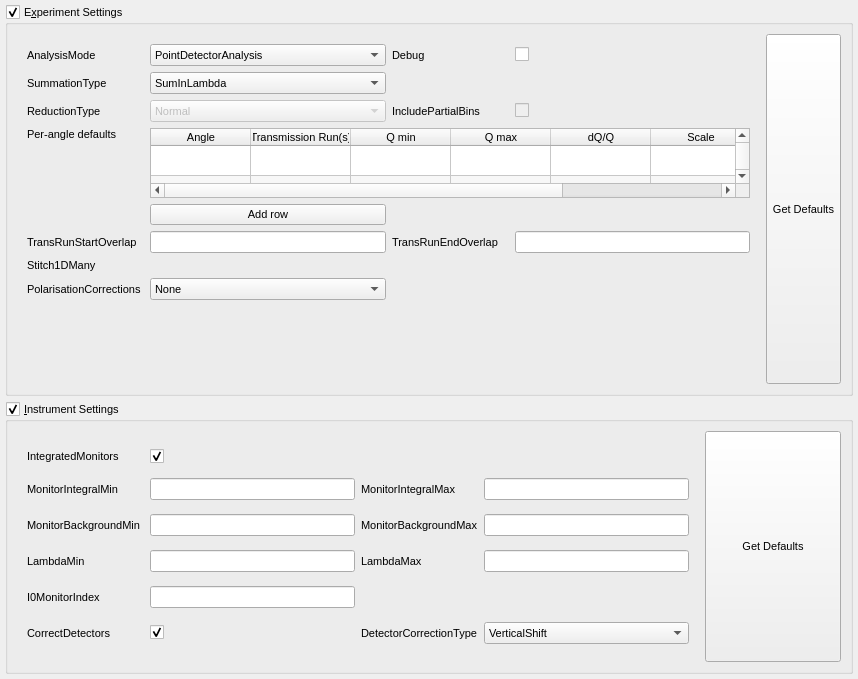
Before: the Qt Designer form qt/scientific_interfaces/ISISReflectometry/ReflSettingsWidget.ui in mantidproject/mantid, drawn with Qt 5.
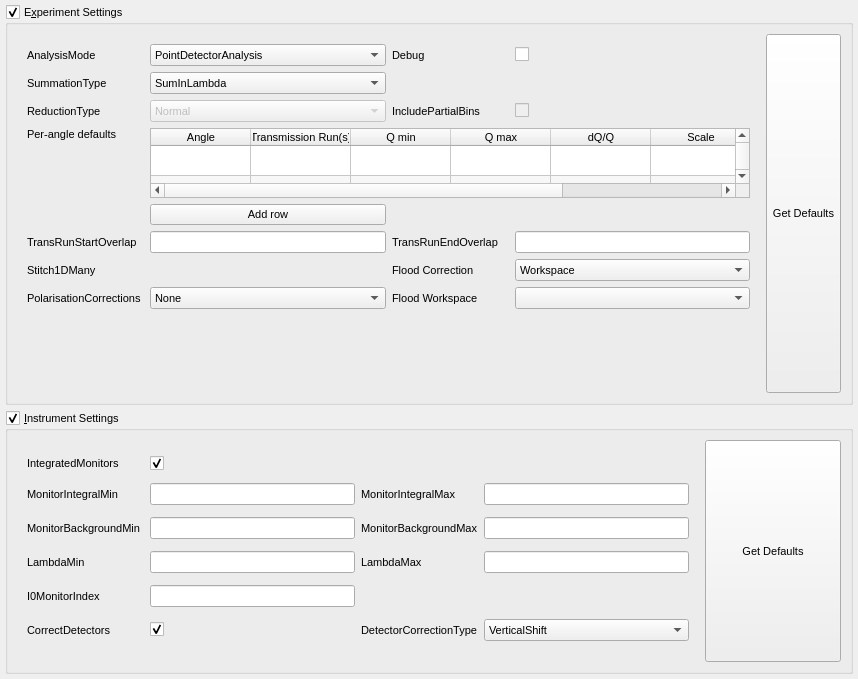
After: the same form once the commit is applied. Custom widgets are drawn as their Qt base class.

Commit message: Added correction properties to the interface. Re #23520

```diff
--- a/qt/scientific_interfaces/ISISReflectometry/ReflSettingsWidget.ui
+++ b/qt/scientific_interfaces/ISISReflectometry/ReflSettingsWidget.ui
@@ -453,6 +453,37 @@
           </property>
          </widget>
         </item>
+        <item row="7" column="2">
+         <widget class="QLabel" name="label">
+          <property name="text">
+           <string>Flood Correction</string>
+          </property>
+         </widget>
+        </item>
+        <item row="8" column="2">
+         <widget class="QLabel" name="label_2">
+          <property name="text">
+           <string>Flood Workspace</string>
+          </property>
+         </widget>
+        </item>
+        <item row="7" column="3">
+         <widget class="QComboBox" name="floodCorComboBox">
+          <item>
+           <property name="text">
+            <string>Workspace</string>
+           </property>
+          </item>
+          <item>
+           <property name="text">
+            <string>ParameterFile</string>
+           </property>
+          </item>
+         </widget>
+        </item>
+        <item row="8" column="3">
+         <widget class="MantidQt::MantidWidgets::WorkspaceSelector" name="floodWorkspaceWsSelector"/>
+        </item>
        </layout>
       </item>
       <item>
@@ -790,6 +821,13 @@
    </item>
   </layout>
  </widget>
+ <customwidgets>
+  <customwidget>
+   <class>MantidQt::MantidWidgets::WorkspaceSelector</class>
+   <extends>QComboBox</extends>
+   <header>MantidQtWidgets/Common/WorkspaceSelector.h</header>
+  </customwidget>
+ </customwidgets>
  <resources/>
  <connections/>
 </ui>
```
The commit also changes 6 other files.
